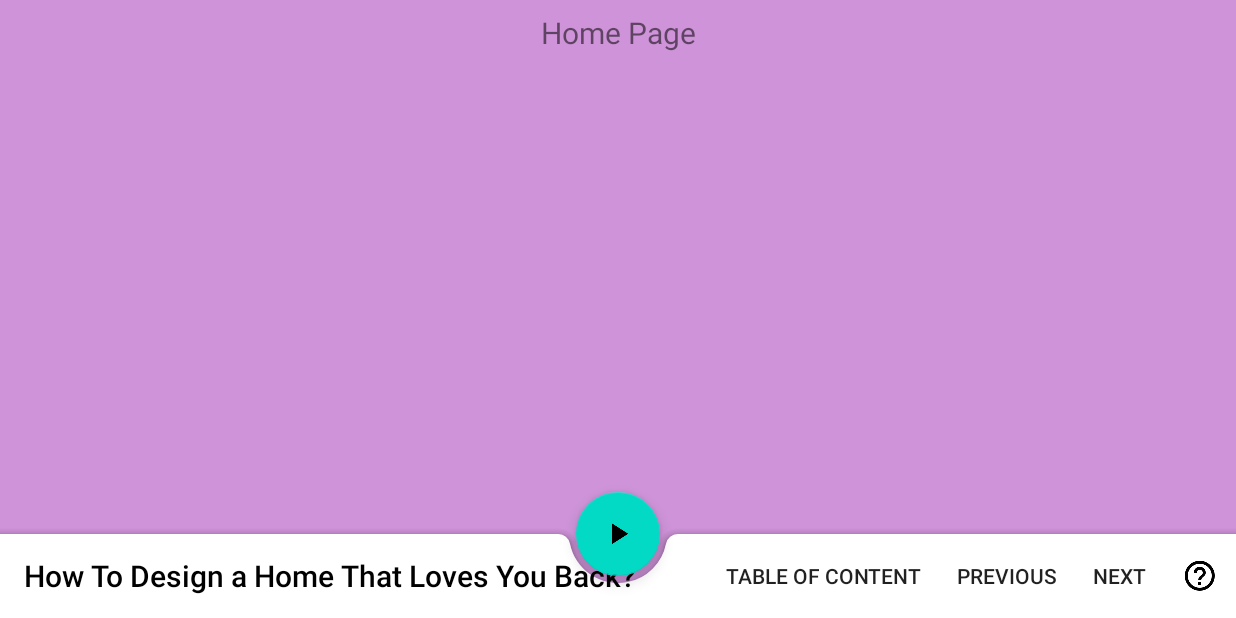
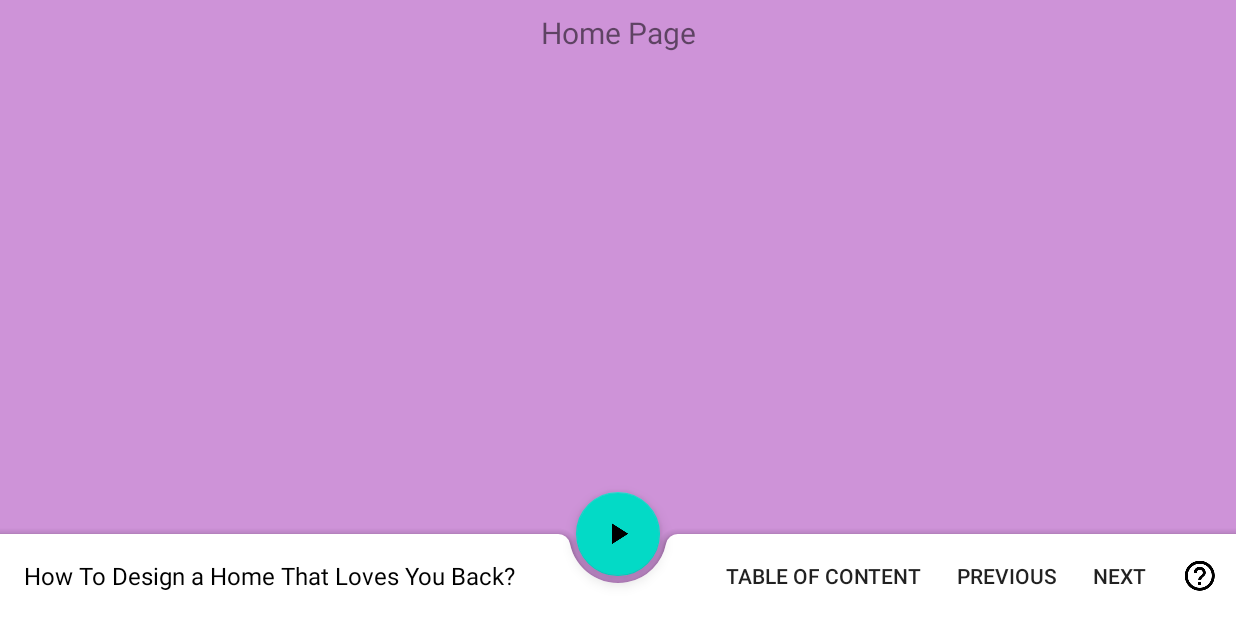
Before and after one commit to timwangdev/AluluThesis, an Android app: the screen it shows after launch (MainActivity), on a phone screen of 824 x 412 dp (held sideways). Run offline under Robolectric (Android 15) with nearby library versions, the phone set to English and light mode, and no system bars; libraries missing offline, so code that uses them is left out: com.ortiz.touchview; 2 statements that could not run were skipped.

Commit message:
Code style.

```diff
--- a/app/src/main/java/dev/timwang/alulu/thesis/LaunchActivity.java
+++ b/app/src/main/java/dev/timwang/alulu/thesis/LaunchActivity.java
@@ -13,8 +13,7 @@ import androidx.appcompat.app.AppCompatActivity;
 public class LaunchActivity extends AppCompatActivity {
 
     static int DELAY = 3000;
-
-    int playCount = 0;
+    static float PLAY_SPEED = 0.6f;
 
     @Override
     protected void onCreate(Bundle savedInstanceState) {
@@ -26,7 +25,7 @@ public class LaunchActivity extends AppCompatActivity {
         videoView.setOnPreparedListener(new MediaPlayer.OnPreparedListener() {
             @Override
             public void onPrepared(MediaPlayer mp) {
-                mp.setPlaybackParams(mp.getPlaybackParams().setSpeed(0.5f));
+                mp.setPlaybackParams(mp.getPlaybackParams().setSpeed(PLAY_SPEED));
                 mp.setLooping(true);
             }
         });
--- a/app/src/main/res/layout/app_bar_main.xml
+++ b/app/src/main/res/layout/app_bar_main.xml
@@ -26,7 +26,7 @@
                 android:layout_width="wrap_content"
                 android:layout_height="wrap_content"
                 android:text="@string/thesis_title"
-                android:textAppearance="@style/Base.TextAppearance.AppCompat.Title"
+                android:textAppearance="@style/Base.TextAppearance.AppCompat.Subhead"
                 android:textColor="#000" />
 
         </RelativeLayout>
```
